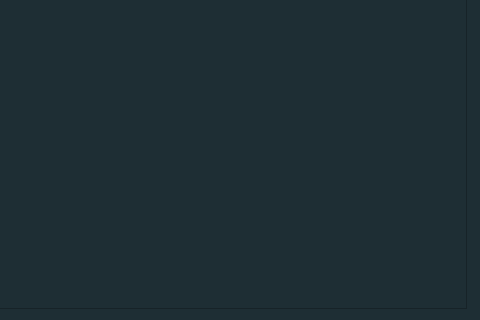
First picture: the form in src/ui/ViewInvoices.ui, repository CanMatthewCode/ArchitectsLog, before the edit; both pictures show x 154 to 634 and y 130 to 450 of the 634 by 450 pixel window.
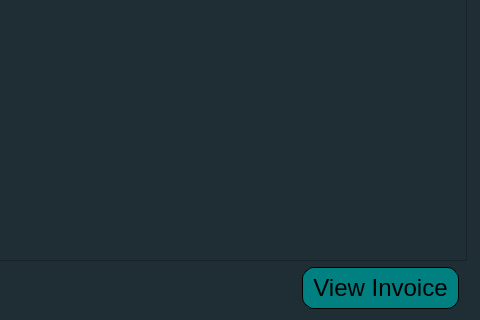
Second picture: the form after the edit.

Diff of the .ui file:
```diff
--- a/src/ui/ViewInvoices.ui
+++ b/src/ui/ViewInvoices.ui
@@ -39,6 +39,22 @@
      </property>
     </widget>
    </item>
+   <item>
+    <spacer name="verticalSpacer">
+     <property name="orientation">
+      <enum>Qt::Orientation::Vertical</enum>
+     </property>
+     <property name="sizeType">
+      <enum>QSizePolicy::Policy::Fixed</enum>
+     </property>
+     <property name="sizeHint" stdset="0">
+      <size>
+       <width>10</width>
+       <height>15</height>
+      </size>
+     </property>
+    </spacer>
+   </item>
    <item>
     <widget class="QTableView" name="invoicesTableView">
      <property name="sizePolicy">
@@ -52,6 +68,43 @@
        <width>610</width>
        <height>0</height>
       </size>
+     </property>
+     <property name="alternatingRowColors">
+      <bool>true</bool>
+     </property>
+    </widget>
+   </item>
+   <item alignment="Qt::AlignmentFlag::AlignRight|Qt::AlignmentFlag::AlignVCenter">
+    <widget class="QPushButton" name="viewInvoicePushButton">
+     <property name="font">
+      <font>
+       <pointsize>18</pointsize>
+      </font>
+     </property>
+     <property name="styleSheet">
+      <string notr="true">QPushButton{
+	border-radius: 12px;
+	border: 1px solid black;
+	border-style: solid;
+	min-width: 60px;
+	min-height: 30px;
+	padding: 5px 10px;
+	margin-left: 5px;
+	margin-right: 10px;
+	background-color: #008080;
+	color: black;
+}
+
+QPushButton:hover {
+	background-color: #006666;
+}
+
+QPushButton:pressed {
+	background-color: #004D4D;
+}</string>
+     </property>
+     <property name="text">
+      <string>View Invoice</string>
      </property>
     </widget>
    </item>
```
